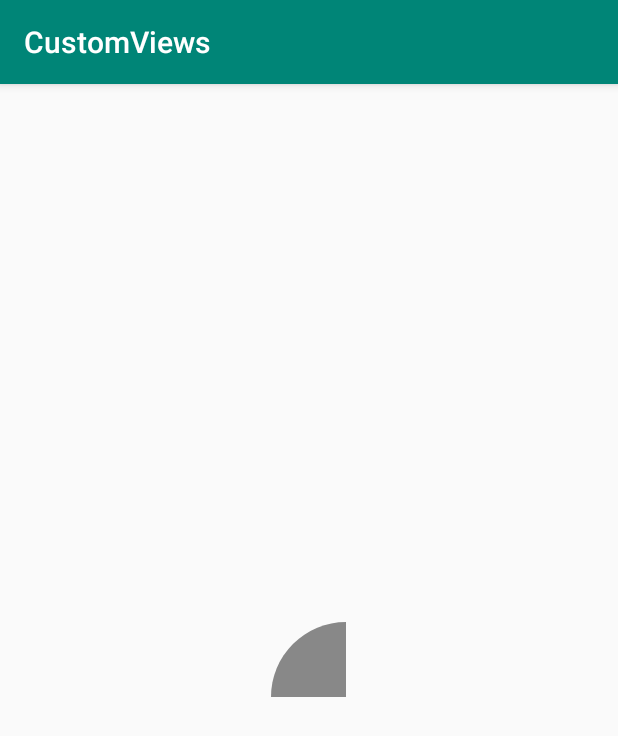
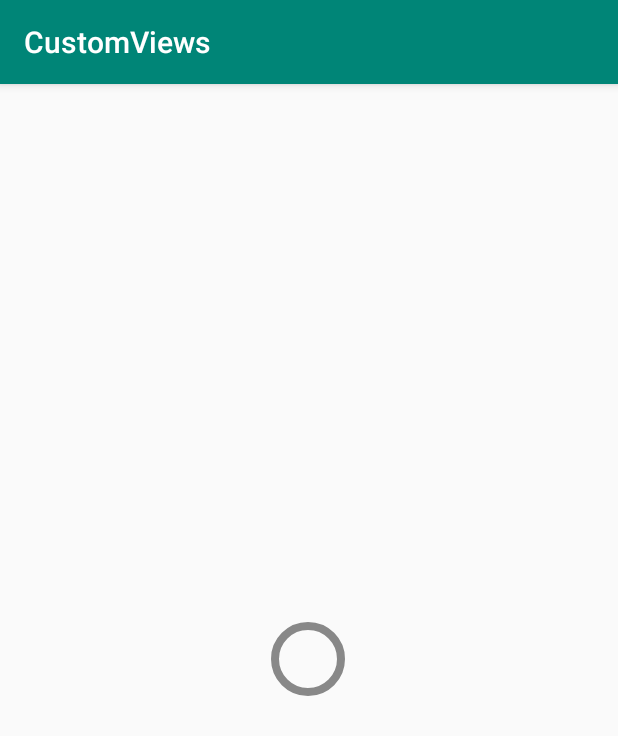
Before and after one commit to vaniakerer/Custom-UI-sketches, an Android app: the screen it shows after launch (AnimCheckBoxActivity), after a tap on an icon or button, on a phone screen of 412 x 824 dp. Shown: the top 736 px of the screen. Run offline under Robolectric (Android 15) with nearby library versions, the phone set to English and light mode, and no system bars.

Commit message:
Add displaying border

```diff
--- a/app/src/main/AndroidManifest.xml
+++ b/app/src/main/AndroidManifest.xml
@@ -6,6 +6,7 @@
     <application
         android:allowBackup="true"
         android:icon="@mipmap/ic_launcher"
+        android:hardwareAccelerated="true"
         android:label="@string/app_name"
         android:roundIcon="@mipmap/ic_launcher_round"
         android:supportsRtl="true"
--- a/app/src/main/java/com/example/ivan/customviews/anim_check_box/AnimCheckBox.kt
+++ b/app/src/main/java/com/example/ivan/customviews/anim_check_box/AnimCheckBox.kt
@@ -4,7 +4,9 @@ import android.animation.ValueAnimator
 import android.content.Context
 import android.graphics.*
 import android.util.AttributeSet
+import android.util.Log
 import android.view.View
+
 
 class AnimCheckBox @JvmOverloads constructor(
         context: Context,
@@ -17,19 +19,17 @@ class AnimCheckBox @JvmOverloads constructor(
     private var checkedColor = Color.CYAN
     private var unCheckedColor = Color.GRAY
 
-    private var size: Float = 150F
-    private var radus: Float = 75F
-    private var strokeWidth = 60F
+    private var radius: Float = 0F
+    private var strokeWidth = 8F //todo hardcoded for xxhdpi
 
     private val checkedPaint = Paint()
-    private val unCheckedPaint = Paint()
+    private val borderPaint = Paint()
 
-    private val clippedArea = Path()
     private val fullArea = Path()
-    private val clipRegion = Region()
+
+    private val centerPoint = PointF()
 
     private var checkOffset = 0F //0..1
-    private val startDrawcheckedFalseBorderOffset = 0.3F
 
     private var checkedChangeValueAnimator: ValueAnimator? = null
 
@@ -38,20 +38,13 @@ class AnimCheckBox @JvmOverloads constructor(
     }
 
     override fun onDraw(canvas: Canvas?) {
-
-        if (checkOffset <= startDrawcheckedFalseBorderOffset) {
-            val clipedPathRadius = getUncheckedOffset(checkOffset) * strokeWidth
-            clippedArea.addCircle(radus, radus, clipedPathRadius, Path.Direction.CW)
-            canvas?.drawCircle(radus, radus, radus, unCheckedPaint)
-            canvas?.clipPath(clippedArea, Region.Op.REPLACE)
-        } else {
-            canvas?.drawCircle(
-                    radus,
-                    radus,
-                    radus * checkOffset,
-                    checkedPaint
-            )
-        }
+        canvas?.drawCircle(
+                centerPoint.x,
+                centerPoint.y,
+                radius * checkOffset,
+                checkedPaint
+        )
+        canvas?.drawCircle(centerPoint.x, centerPoint.y, radius, borderPaint)
     }
 
     override fun onAttachedToWindow() {
@@ -60,13 +53,20 @@ class AnimCheckBox @JvmOverloads constructor(
     }
 
     override fun onMeasure(widthMeasureSpec: Int, heightMeasureSpec: Int) {
-        val desiredHeight = radus.toInt()
-        val desiredWidth = radus.toInt()
+        val desiredHeight = radius.toInt()
+        val desiredWidth = radius.toInt()
 
         setMeasuredDimension(
                 measureSize(desiredWidth, widthMeasureSpec),
                 measureSize(desiredHeight, heightMeasureSpec)
         )
+    }
+
+    override fun onSizeChanged(w: Int, h: Int, oldw: Int, oldh: Int) {
+        super.onSizeChanged(w, h, oldw, oldh)
+        radius = w / 2 - strokeWidth / 2
+        centerPoint.x = (w / 2).toFloat()
+        centerPoint.y = (h / 2).toFloat()
     }
 
     fun setChecked(checked: Boolean) {
@@ -83,12 +83,11 @@ class AnimCheckBox @JvmOverloads constructor(
             invalidate()
         }
 
-        checkedChangeValueAnimator?.duration = 3000
+        checkedChangeValueAnimator?.duration = 300
 
         this.isChecked = checked
 
         checkedChangeValueAnimator?.start()
-
     }
 
     private fun measureSize(desiredSize: Int, measureSpec: Int): Int {
@@ -103,20 +102,19 @@ class AnimCheckBox @JvmOverloads constructor(
         }
     }
 
-    private fun getUncheckedOffset(currentOffset: Float): Float {
-        if (currentOffset > startDrawcheckedFalseBorderOffset)
-            throw IllegalStateException("offset should be lower than $startDrawcheckedFalseBorderOffset")
-
-        return 1 - startDrawcheckedFalseBorderOffset * (1F - currentOffset) / 100
-    }
-
     private fun initPaints() {
         checkedPaint.color = checkedColor
         checkedPaint.isAntiAlias = true
 
-        unCheckedPaint.color = unCheckedColor
-        unCheckedPaint.isAntiAlias = true
+        borderPaint.color = unCheckedColor
+        borderPaint.style = Paint.Style.STROKE
+        borderPaint.strokeWidth = strokeWidth
+        borderPaint.isAntiAlias = true
 
-        fullArea.addCircle(radus, radus, radus, Path.Direction.CW)
+        fullArea.addCircle(radius, radius, radius, Path.Direction.CW)
+    }
+
+    override fun isHardwareAccelerated(): Boolean {
+        return true
     }
 }
--- a/app/src/main/res/layout/activity_anim_check_box.xml
+++ b/app/src/main/res/layout/activity_anim_check_box.xml
@@ -2,12 +2,12 @@
 <LinearLayout xmlns:android="http://schemas.android.com/apk/res/android"
     android:layout_width="match_parent"
     android:layout_height="match_parent"
-    android:orientation="vertical"
-    android:gravity="center">
+    android:gravity="center"
+    android:orientation="vertical">
 
     <com.example.ivan.customviews.anim_check_box.AnimCheckBox
         android:id="@+id/anim_check_box"
         android:layout_width="50dp"
-        android:layout_gravity="center"
-        android:layout_height="50dp" />
+        android:layout_height="50dp"
+        android:layout_gravity="center" />
 </LinearLayout>
```
